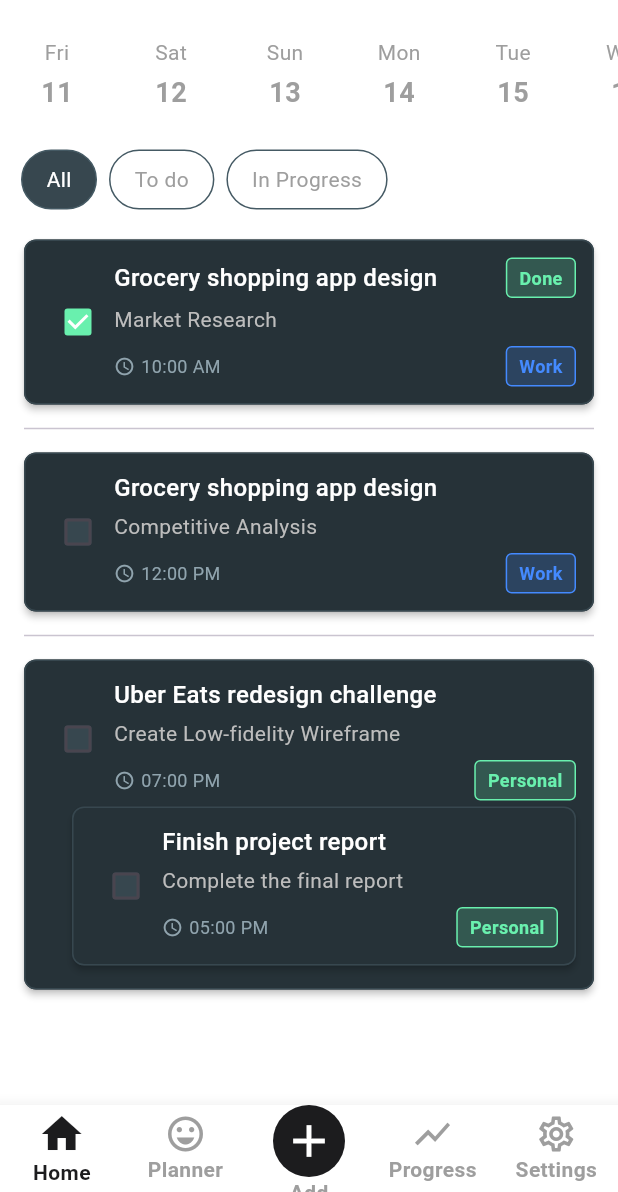
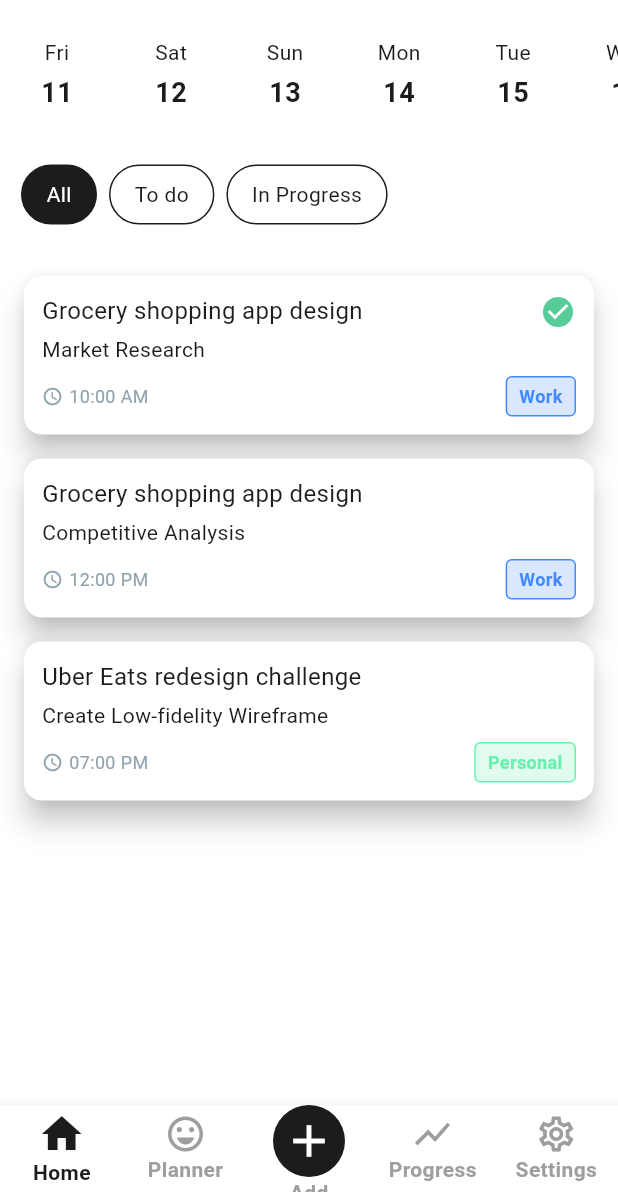
Before and after one commit to Faizan-Afzal2/marham_softec_frontend, a Flutter app: the PlannerScreen screen opened by its route, on a phone screen of 412 x 824 dp, the part 44-1236 px from its top. Run offline on Flutter 3.47's test engine with Material 3 defaults, Android fonts, the phone set to English and light mode, and no system bars; drawn by our look-alikes of stylish_bottom_bar; our stand-ins replace go_router, google_fonts, image_picker, percent_indicator, shared_preferences; accounts and stored records are empty.

Commit message:
Updated Planner UI

```diff
--- a/lib/core/theme/app_colors.dart
+++ b/lib/core/theme/app_colors.dart
@@ -7,4 +7,7 @@ class AppColors {
   static const backgroundDark = Color(0xFF1C1C1E);
   static const textLight = Color(0xFF000000);
   static const textDark = Color(0xFFFFFFFF);
+  static const Color cardLight = Color(0xFFFFFFFF);
+  static const Color cardDark = Color(0xFF1E1E1E);
+  static const Color customGreen = Color(0xFF57cc99);
 }
--- a/lib/features/mood/view/planner_screen.dart
+++ b/lib/features/mood/view/planner_screen.dart
@@ -1,5 +1,6 @@
 import 'package:flutter/material.dart';
 import 'package:intl/intl.dart';
+import 'package:marham_softec/core/theme/app_colors.dart';
 import 'package:marham_softec/core/theme/app_fonts.dart';
 
 class PlannerScreen extends StatefulWidget {
@@ -65,7 +66,7 @@ class _PlannerScreenState extends State<PlannerScreen> {
             ),
             _buildDatePicker(),
             Padding(
-              padding: EdgeInsets.symmetric(horizontal: 10),
+              padding: EdgeInsets.symmetric(horizontal: 10, vertical: 10),
               child: _buildFilters(),
             ),
             Expanded(
@@ -92,7 +93,8 @@ class _PlannerScreenState extends State<PlannerScreen> {
               width: 60,
               margin: const EdgeInsets.all(8),
               decoration: BoxDecoration(
-                color: isSelected ? Colors.blueGrey[800] : Colors.transparent,
+                color:
+                    isSelected ? AppColors.backgroundDark : Colors.transparent,
                 borderRadius: BorderRadius.circular(12),
               ),
               child: Column(
@@ -101,7 +103,9 @@ class _PlannerScreenState extends State<PlannerScreen> {
                   Text(
                     DateFormat('EEE').format(date),
                     style: TextStyle(
-                      color: isSelected ? Colors.white : Colors.grey,
+                      color: isSelected
+                          ? AppColors.backgroundLight
+                          : AppColors.backgroundDark,
                     ),
                   ),
                   const SizedBox(height: 4),
@@ -110,7 +114,9 @@ class _PlannerScreenState extends State<PlannerScreen> {
                     style: TextStyle(
                       fontSize: 18,
                       fontWeight: FontWeight.bold,
-                      color: isSelected ? Colors.white : Colors.grey,
+                      color: isSelected
+                          ? AppColors.backgroundLight
+                          : AppColors.backgroundDark,
                     ),
                   ),
                 ],
@@ -134,20 +140,23 @@ class _PlannerScreenState extends State<PlannerScreen> {
             onTap: () => setState(() => _selectedFilter = filter),
             child: Container(
               padding: const EdgeInsets.symmetric(horizontal: 16),
-              margin: const EdgeInsets.symmetric(horizontal: 4),
+              margin: const EdgeInsets.symmetric(
+                horizontal: 4,
+              ),
               decoration: BoxDecoration(
                 color: _selectedFilter == filter
-                    ? Colors.blueGrey[800]
+                    ? AppColors.backgroundDark
                     : Colors.transparent,
                 borderRadius: BorderRadius.circular(20),
-                border: Border.all(color: Colors.blueGrey.shade700),
+                border: Border.all(color: AppColors.backgroundDark),
               ),
               child: Center(
                 child: Text(
                   filter,
                   style: TextStyle(
-                    color:
-                        _selectedFilter == filter ? Colors.white : Colors.grey,
+                    color: _selectedFilter == filter
+                        ? AppColors.backgroundLight
+                        : AppColors.backgroundDark,
                   ),
                 ),
               ),
@@ -159,12 +168,9 @@ class _PlannerScreenState extends State<PlannerScreen> {
   }
 
   Widget _buildTaskList() {
-    return ListView.separated(
+    return ListView.builder(
       padding: const EdgeInsets.all(16),
       itemCount: _tasks.length,
-      separatorBuilder: (context, index) => Divider(
-        height: 24,
-      ),
       itemBuilder: (context, index) {
         final task = _tasks[index];
         return _buildTaskItem(task, 0);
@@ -177,73 +183,33 @@ class _PlannerScreenState extends State<PlannerScreen> {
     return Padding(
       padding: EdgeInsets.only(left: indentLevel * 20.0),
       child: Card(
-        color: Colors.blueGrey[900],
-        margin: const EdgeInsets.symmetric(vertical: 4),
-        elevation: 2,
-        shape: RoundedRectangleBorder(
-          borderRadius: BorderRadius.circular(8),
-          side: BorderSide(color: Colors.blueGrey.shade800, width: 1),
-        ),
+        color: AppColors.backgroundLight,
+        margin: const EdgeInsets.symmetric(vertical: 8),
+        elevation: 8,
         child: Padding(
           padding: const EdgeInsets.all(12),
-          child: Column(
-            crossAxisAlignment: CrossAxisAlignment.start,
+          child: Stack(
             children: [
-              Row(
-                children: [
-                  Checkbox(
-                    value: task['completed'],
-                    onChanged: (value) => setState(
-                      () => task['completed'] = value ?? false,
-                    ),
-                    fillColor: MaterialStateProperty.resolveWith<Color>(
-                      (states) => task['completed']
-                          ? Colors.greenAccent
-                          : Colors.blueGrey[800]!,
-                    ),
-                  ),
-                  Expanded(
-                    child: Column(
+              Column(
                 crossAxisAlignment: CrossAxisAlignment.start,
                 children: [
                   Row(
                     children: [
                       Expanded(
-                              child: Text(
+                        child: Column(
+                          crossAxisAlignment: CrossAxisAlignment.start,
+                          children: [
+                            Text(
                               task['title'],
                               style: TextStyle(
-                                  color: Colors.white,
                                 fontSize: 16,
-                                  fontWeight: FontWeight.w500,
+                                fontWeight: FontWeight.w400,
                               ),
-                              ),
-                            ),
-                            if (task['completed'])
-                              Container(
-                                padding: const EdgeInsets.symmetric(
-                                    horizontal: 8, vertical: 4),
-                                decoration: BoxDecoration(
-                                  color: Colors.greenAccent.withOpacity(0.2),
-                                  borderRadius: BorderRadius.circular(4),
-                                  border: Border.all(
-                                      color: Colors.greenAccent, width: 1),
-                                ),
-                                child: Text(
-                                  'Done',
-                                  style: TextStyle(
-                                    color: Colors.greenAccent,
-                                    fontSize: 12,
-                                    fontWeight: FontWeight.w600,
-                                  ),
-                                ),
-                              ),
-                          ],
                             ),
                             const SizedBox(height: 4),
                             Text(
                               task['description'],
                               style: TextStyle(
-                            color: Colors.grey[400],
                                 fontSize: 14,
                               ),
                             ),
@@ -272,13 +238,15 @@ class _PlannerScreenState extends State<PlannerScreen> {
                                         .withOpacity(0.2),
                                     borderRadius: BorderRadius.circular(4),
                                     border: Border.all(
-                                    color: _getCategoryColor(task['category']),
+                                        color:
+                                            _getCategoryColor(task['category']),
                                         width: 1),
                                   ),
                                   child: Text(
                                     task['category'],
                                     style: TextStyle(
-                                  color: _getCategoryColor(task['category']),
+                                      color:
+                                          _getCategoryColor(task['category']),
                                       fontSize: 12,
                                       fontWeight: FontWeight.w600,
                                     ),
@@ -291,8 +259,17 @@ class _PlannerScreenState extends State<PlannerScreen> {
                       ),
                     ],
                   ),
-              ...(task['subtasks'] as List).map<Widget>(
-                (subtask) => _buildTaskItem(subtask, indentLevel + 1),
+                ],
+              ),
+              if (task['completed'])
+                Positioned(
+                  right: 0,
+                  top: 0,
+                  child: Icon(
+                    Icons.check_circle,
+                    color: AppColors.customGreen,
+                    size: 24,
+                  ),
                 ),
             ],
           ),
```
Lines whose indentation alone changed are shown as unchanged.
